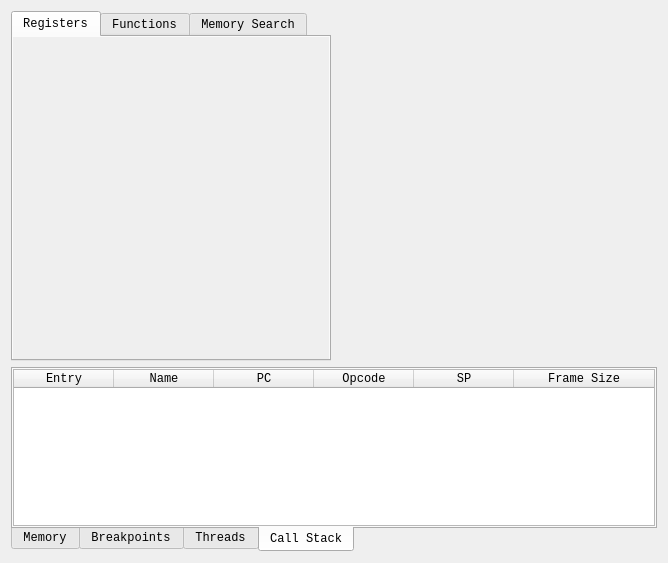
First picture: the form in pcsx2-qt/Debugger/CpuWidget.ui, repository PCSX2/pcsx2, before the edit.
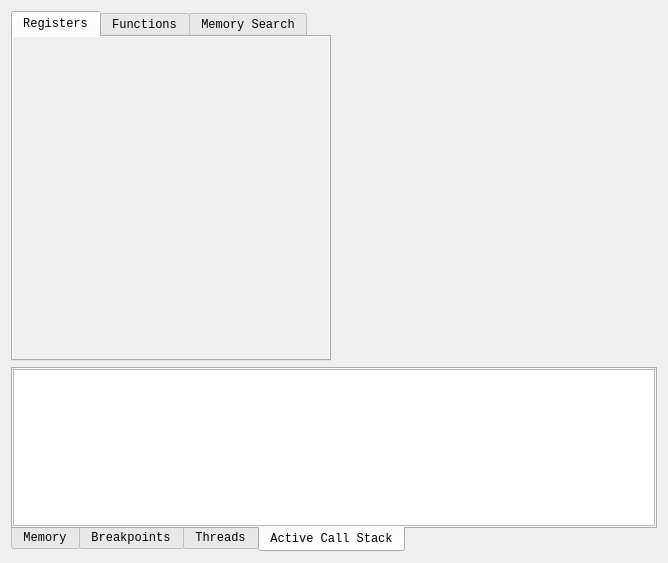
Second picture: the form after the edit. The open tabs and pages were chosen to show the change. Custom widgets are drawn as their Qt base class.

Commit message: Debugger Stack frames: (Refactor) Use model based widgets

Patch:
```diff
--- a/pcsx2-qt/Debugger/CpuWidget.ui
+++ b/pcsx2-qt/Debugger/CpuWidget.ui
@@ -457,7 +457,7 @@
        </widget>
        <widget class="QWidget" name="tab_callstack">
         <attribute name="title">
-         <string>Call Stack</string>
+         <string>Active Call Stack</string>
         </attribute>
         <layout class="QHBoxLayout" name="horizontalLayout_8">
          <property name="spacing">
@@ -476,7 +476,7 @@
           <number>0</number>
          </property>
          <item>
-          <widget class="QTableWidget" name="stackframeList">
+          <widget class="QTableView" name="stackList">
            <property name="contextMenuPolicy">
             <enum>Qt::CustomContextMenu</enum>
            </property>
@@ -495,48 +495,6 @@
            <property name="cornerButtonEnabled">
             <bool>false</bool>
            </property>
-           <property name="rowCount">
-            <number>0</number>
-           </property>
-           <property name="columnCount">
-            <number>6</number>
-           </property>
-           <attribute name="horizontalHeaderStretchLastSection">
-            <bool>true</bool>
-           </attribute>
-           <attribute name="verticalHeaderVisible">
-            <bool>false</bool>
-           </attribute>
-           <column>
-            <property name="text">
-             <string>Entry</string>
-            </property>
-           </column>
-           <column>
-            <property name="text">
-             <string>Name</string>
-            </property>
-           </column>
-           <column>
-            <property name="text">
-             <string>PC</string>
-            </property>
-           </column>
-           <column>
-            <property name="text">
-             <string>Opcode</string>
-            </property>
-           </column>
-           <column>
-            <property name="text">
-             <string>SP</string>
-            </property>
-           </column>
-           <column>
-            <property name="text">
-             <string>Frame Size</string>
-            </property>
-           </column>
           </widget>
          </item>
         </layout>
```
The commit also changes 8 other files.
